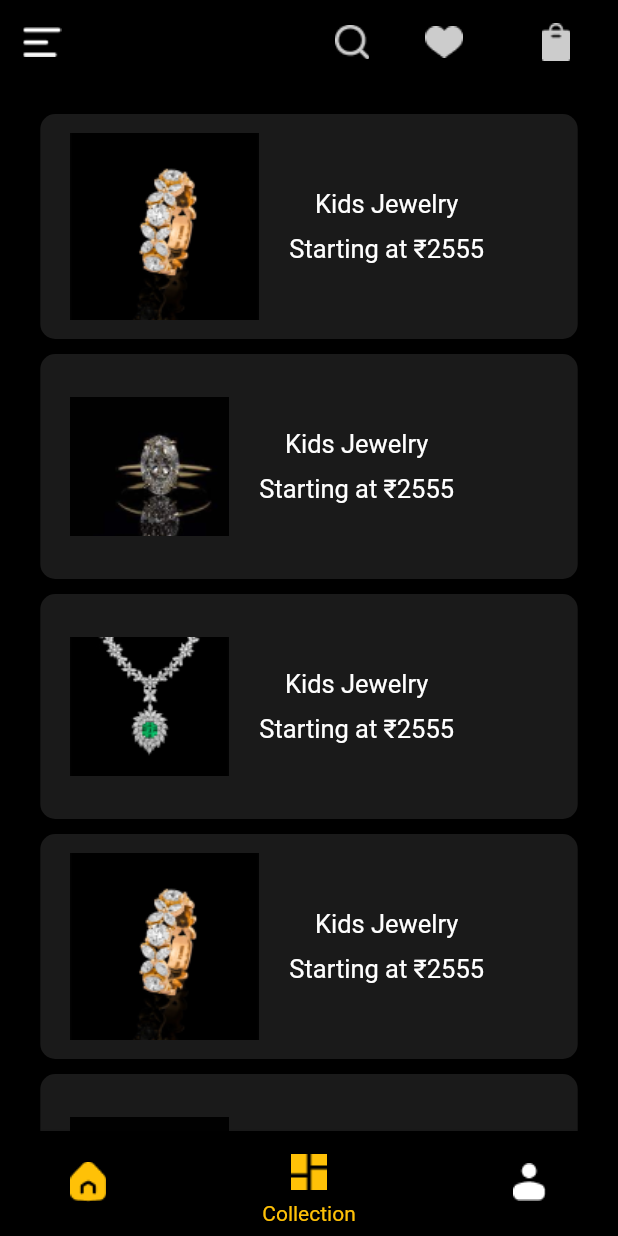
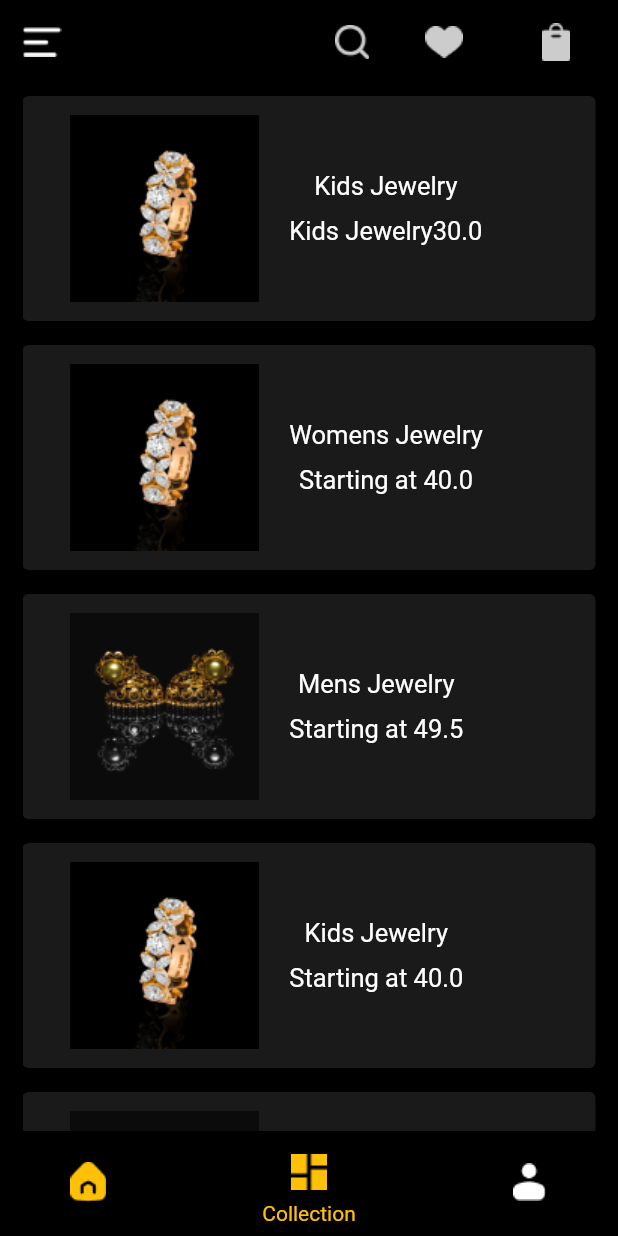
Before and after one commit to tusharhow/sandeep-jewelry-app, a Flutter app: the HomePageMain screen opened directly, item 2 of the bottom bar chosen, on a phone screen of 412 x 824 dp. Run offline on Flutter 3.47's test engine with Material 2 defaults, Android fonts, the phone set to English and light mode, and no system bars; our stand-ins replace carousel_pro, chips_choice, flutter_holo_date_picker, flutter_rating_bar, get, getwidget and 4 more; missing offline and left inert: animation_wrappers; accounts and stored records are empty.

Commit message:
Collection Api integated

```diff
--- a/lib/main.dart
+++ b/lib/main.dart
@@ -1,4 +1,5 @@
 import 'package:flutter/material.dart';
+import 'package:get/get.dart';
 import 'package:sandeep_jwelery/components/navigate.dart';
 import 'package:sandeep_jwelery/components/re_usable_buttons/primary_button.dart';
 import 'package:sandeep_jwelery/screens/auth/signup.dart';
@@ -18,7 +19,7 @@ class MyApp extends StatelessWidget {
   // This widget is the root of your application.
   @override
   Widget build(BuildContext context) {
-    return MaterialApp(
+    return GetMaterialApp(
       debugShowCheckedModeBanner: false,
       title: 'Sandeep Jewellery',
       theme: ThemeData(
--- /dev/null
+++ b/lib/models/cm.dart
@@ -0,0 +1,17 @@
+class Product {
+  final int id;
+  final String productName;
+  final String productImage;
+  final String productDescription;
+  final double price;
+  final String priceLevel;
+
+  Product({
+    required this.id,
+    required this.productName,
+    required this.productImage,
+    required this.price,
+    required this.productDescription,
+    required this.priceLevel,
+  });
+}
--- a/lib/screens/homepage_main.dart
+++ b/lib/screens/homepage_main.dart
@@ -23,7 +23,7 @@ class _HomePageMainState extends State<HomePageMain> {
 
   final screens = [
     const HomeNavigation(),
-    const CollectionNavigation(),
+    ShoppingPage(),
     const ProfileNavigation()
   ];
 
--- a/lib/screens/navigation_screens/collection_navigation.dart
+++ b/lib/screens/navigation_screens/collection_navigation.dart
@@ -1,69 +1,101 @@
 import 'package:flutter/material.dart';
+import 'package:flutter_rating_bar/flutter_rating_bar.dart';
+import 'package:get/get.dart';
+import 'package:google_fonts/google_fonts.dart';
 import 'package:sandeep_jwelery/components/appbar_primary.dart';
+import 'package:sandeep_jwelery/components/house_of_collection_card.dart';
 import 'package:sandeep_jwelery/components/list_card_vertical.dart';
+import 'package:sandeep_jwelery/components/list_tile_card.dart';
+import 'package:sandeep_jwelery/components/shop_carousel.dart';
+import 'package:sandeep_jwelery/components/todays_deals_card.dart';
+import 'package:sandeep_jwelery/data.dart';
 
-class CollectionNavigation extends StatelessWidget {
-  const CollectionNavigation({Key? key}) : super(key: key);
+class ShoppingPage extends StatelessWidget {
+  final shoppingController = Get.put(ShoppingController());
 
   @override
   Widget build(BuildContext context) {
     return Scaffold(
-      // appBar: secondaryAppbarWithOption(),
-      body: Padding(
-        padding: const EdgeInsets.symmetric(horizontal: 20),
-        child: SingleChildScrollView(
+      body: SafeArea(
+        child: Padding(
+          padding: const EdgeInsets.symmetric(horizontal: 15),
           child: Column(
             children: [
-              Center(
+              Expanded(
+                child: GetX<ShoppingController>(builder: (controller) {
+                  return ListView.builder(
+                    itemCount: controller.products.length,
+                    itemBuilder: (context, index) => Card(
+                      color: Colors.white10,
+                      margin: EdgeInsets.symmetric(vertical: 8),
                       child: Column(
-                  children: const [
-                    SizedBox(
-                      height: 20,
+                        children: [
+                          Stack(
+                            children: [
+                              Container(
+                                height: 150,
+                                width: MediaQuery.of(context).size.width / 1.15,
+                                decoration: BoxDecoration(
+                                  borderRadius: BorderRadius.circular(15),
                                 ),
-                    ListCard(
-                      image: 'assets/images/ring2.png',
-                      label: 'Kids Jewelry',
-                      priceLabel: 'Starting at ',
-                      price: '₹2555',
+                                child: Row(
+                                  children: [
+                                    Padding(
+                                      padding: const EdgeInsets.symmetric(
+                                          horizontal: 20),
+                                      child: Image(
+                                        image: AssetImage(controller
+                                            .products[index].productImage),
                                       ),
-                    SizedBox(
+                                    ),
+                                    Column(
+                                      children: [
+                                        const SizedBox(
+                                          height: 50,
+                                        ),
+                                        Text(
+                                          controller
+                                              .products[index].productName,
+                                          textAlign: TextAlign.justify,
+                                          style: const TextStyle(
+                                              color: Colors.white,
+                                              fontSize: 17),
+                                        ),
+                                        const SizedBox(
                                           height: 10,
                                         ),
-                    ListCard(
-                      image: 'assets/images/ring.png',
-                      label: 'Kids Jewelry',
-                      priceLabel: 'Starting at ',
-                      price: '₹2555',
+                                        Row(
+                                          children: [
+                                            Text(
+                                              controller
+                                                  .products[index].priceLevel,
+                                              textAlign: TextAlign.justify,
+                                              style: const TextStyle(
+                                                  color: Colors.white,
+                                                  fontSize: 17),
                                             ),
-                    SizedBox(
-                      height: 10,
-                    ),
-                    ListCard(
-                      image: 'assets/images/necklace.png',
-                      label: 'Kids Jewelry',
-                      priceLabel: 'Starting at ',
-                      price: '₹2555',
-                    ),
-                    SizedBox(
-                      height: 10,
-                    ),
-                    ListCard(
-                      image: 'assets/images/ring2.png',
-                      label: 'Kids Jewelry',
-                      priceLabel: 'Starting at ',
-                      price: '₹2555',
-                    ),
-                    SizedBox(
-                      height: 10,
-                    ),
-                    ListCard(
-                      image: 'assets/images/ring.png',
-                      label: 'Kids Jewelry',
-                      priceLabel: 'Starting at ',
-                      price: '₹2555',
+                                            Text(
+                                              controller.products[index].price
+                                                  .toString(),
+                                              textAlign: TextAlign.justify,
+                                              style: const TextStyle(
+                                                  color: Colors.white,
+                                                  fontSize: 17),
                                             ),
                                           ],
                                         ),
+                                      ],
+                                    )
+                                  ],
+                                ),
+                              ),
+                            ],
+                          )
+                        ],
+                      ),
+                    ),
+                  );
+                }),
               ),
             ],
           ),
```
Also changed, not shown: lib/components/todays_deals_card.dart (+3 -9 lines), lib/data.dart (added, +56 -0 lines). Lines whose indentation alone changed are shown as unchanged.
